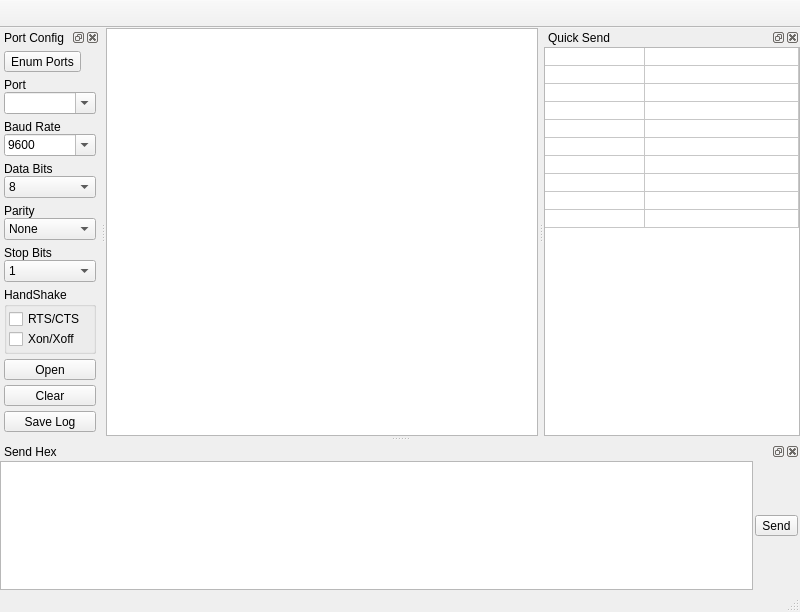
gamesun/UartVide, file ui/mainwindow.ui: the form before one commit.
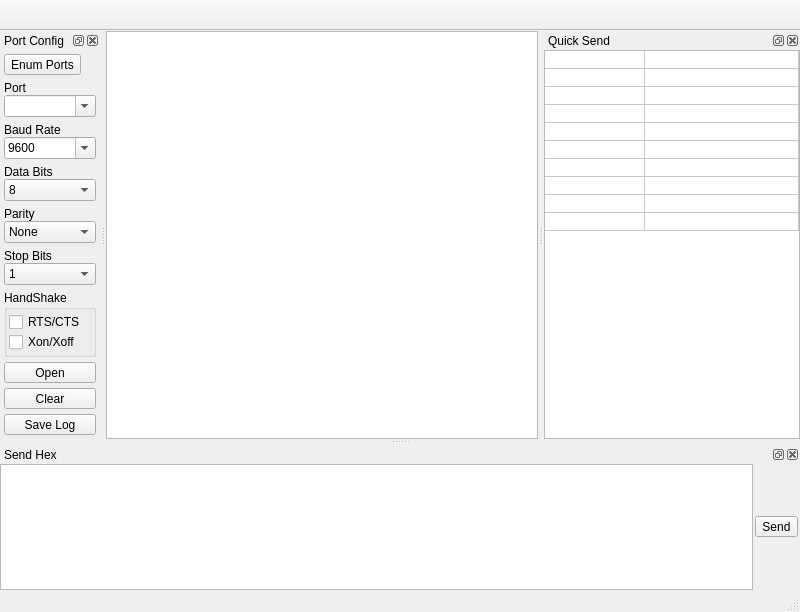
The form after the commit. Custom widgets are drawn as their Qt base class.

Commit message: increase titlebar height -> 31

The edit to the form file:
```diff
--- a/ui/mainwindow.ui
+++ b/ui/mainwindow.ui
@@ -786,6 +786,11 @@
      </property>
      <item>
       <widget class="QTableWidget" name="quickSendTable">
+       <property name="font">
+        <font>
+         <family>Consolas</family>
+        </font>
+       </property>
        <property name="editTriggers">
         <set>QAbstractItemView::AllEditTriggers</set>
        </property>
@@ -843,13 +848,13 @@
    <property name="minimumSize">
     <size>
      <width>0</width>
-     <height>28</height>
+     <height>31</height>
     </size>
    </property>
    <property name="maximumSize">
     <size>
      <width>16777215</width>
-     <height>28</height>
+     <height>31</height>
     </size>
    </property>
    <property name="contextMenuPolicy">
```
Left out of the diff: 6 changed lines with no effect on the pictures. The commit also changes 4 other files.
